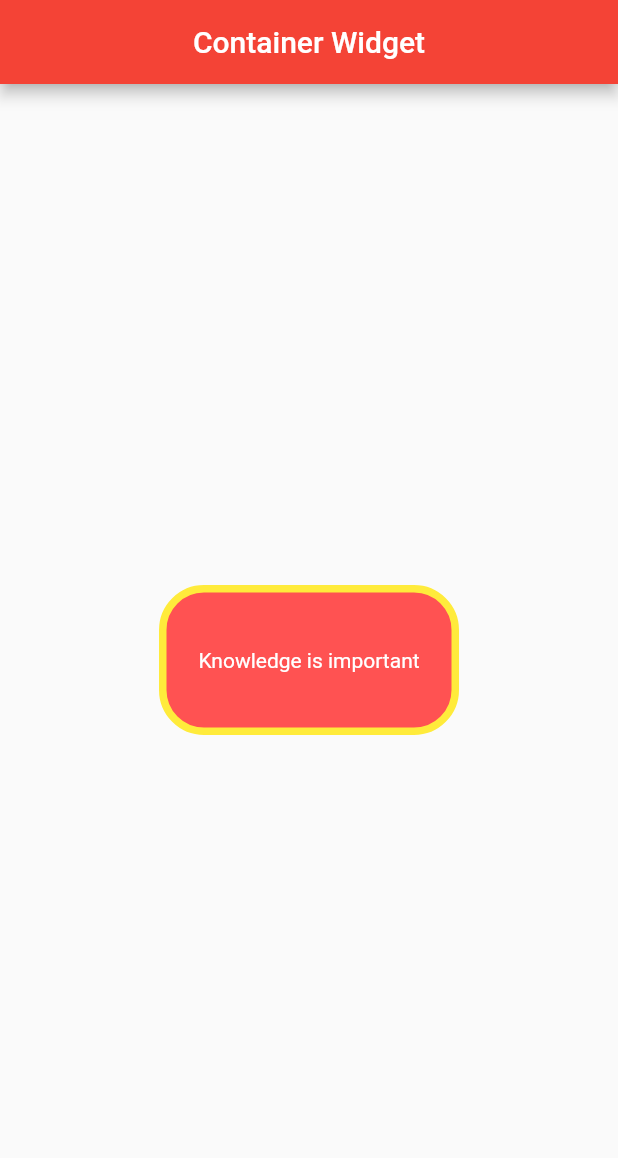
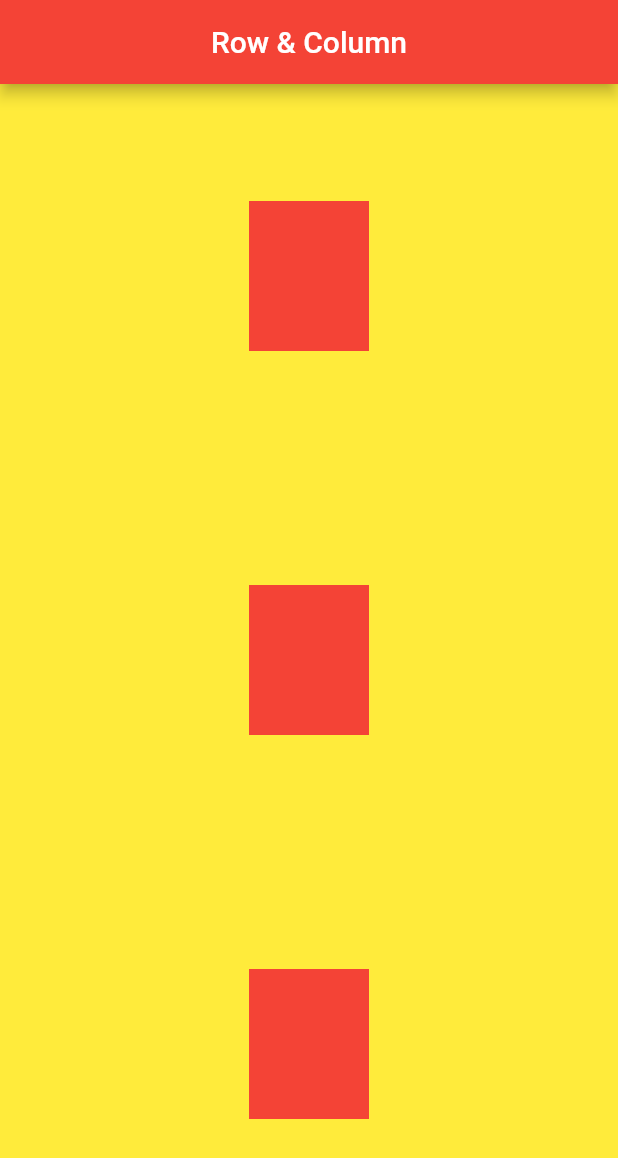
Before and after one commit to maazjnr/flutter-food-app, a Flutter app: the screen it shows after launch, on a phone screen of 412 x 824 dp. Shown: the top 1158 px of the screen. Run offline on Flutter 3.47's test engine with Material 2 defaults, Android fonts, the phone set to English and light mode, and no system bars.

Commit message:
row and column

```diff
--- a/lib/main.dart
+++ b/lib/main.dart
@@ -1,4 +1,5 @@
 import 'package:app/homepage.dart';
+import 'package:app/rowcolumn.dart';
 import 'package:flutter/material.dart';
 
 import 'containerwidget.dart';
@@ -18,7 +19,7 @@ class MyApp extends StatelessWidget {
       theme: ThemeData(
         primarySwatch: Colors.red,
       ),
-      home: const ContainerWidget(),
+      home: const RowColumnWidget(),
     );
   }
 }
--- /dev/null
+++ b/lib/rowcolumn.dart
@@ -0,0 +1,39 @@
+import 'package:flutter/material.dart';
+
+class RowColumnWidget extends StatelessWidget {
+  const RowColumnWidget({super.key});
+
+  @override
+  Widget build(BuildContext context) {
+    return Scaffold(
+      appBar: AppBar(
+        title: const Text('Row & Column'),
+        centerTitle: true,
+      ),
+      body: Container(
+        color: Colors.yellow,
+        width: double.infinity,
+        child: Column(
+          mainAxisAlignment: MainAxisAlignment.spaceAround,
+          children: [
+            Container(
+              color: Colors.red,
+              width: 80,
+              height: 100,
+            ),
+            Container(
+              color: Colors.red,
+              width: 80,
+              height: 100,
+            ),
+            Container(
+              color: Colors.red,
+              width: 80,
+              height: 100,
+            ),
+          ],
+        ),
+      ),
+    );
+  }
+}
```
